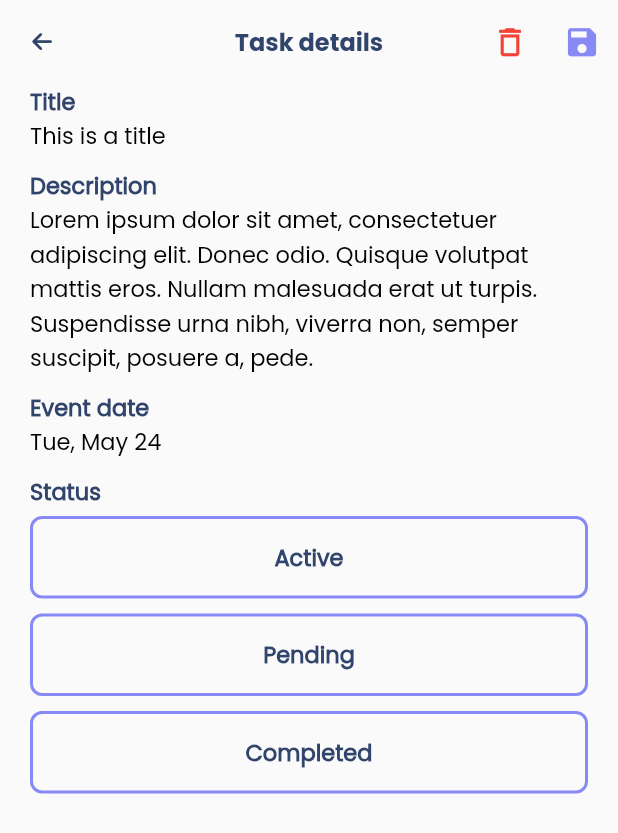
After one commit to WorkWithAfridi/Todoly-Flutter_ToDoApp, a Flutter app: the Mainframe screen opened by its route, after a tap on "Some important task that needs attentati", on a phone screen of 412 x 824 dp. The commit adds this screen. Shown: the top 833 px of the screen. Run offline on Flutter 3.47's test engine with Material 2 defaults, Android fonts, the phone set to English and light mode, and no system bars; our stand-ins replace font_awesome_flutter, get, get_storage, lottie, timeago; accounts and stored records are empty; network calls fail.

Commit message:
Minor UI changes and added Task details page

```diff
--- a/lib/app/modules/Home/views/mainframe.dart
+++ b/lib/app/modules/Home/views/mainframe.dart
@@ -3,6 +3,8 @@ import 'package:get/get.dart';
 import 'package:todoly/app/data/globalConstants.dart';
 import 'package:todoly/app/modules/Home/Controller/homeModuleController.dart';
 import 'package:todoly/app/modules/Home/views/pagesOnMainframe/dashboard.dart';
+
+import '../../../globalWidgets/textField.dart';
 
 class Mainframe extends StatelessWidget {
   Mainframe({Key? key}) : super(key: key);
@@ -32,7 +34,18 @@ class Mainframe extends StatelessWidget {
           ],
         ),
       ),
-      bottomNavigationBar: Obx(() {
+      bottomNavigationBar: getBottonNavigationBar(),
+      floatingActionButton: FloatingActionButton(
+        onPressed: showAddATaskDialogPopUp,
+        backgroundColor: primaryColor,
+        child: const Icon(Icons.add),
+      ),
+      floatingActionButtonLocation: FloatingActionButtonLocation.centerDocked,
+    );
+  }
+
+  Obx getBottonNavigationBar() {
+    return Obx(() {
       return BottomNavigationBar(
         type: BottomNavigationBarType.fixed,
         selectedItemColor: secondaryColor,
@@ -41,21 +54,17 @@ class Mainframe extends StatelessWidget {
         elevation: 6,
         currentIndex: controller.currentPageIndexOnMainframe.value,
         onTap: (value) {
-            if (value == 2) {
-              controller.addATaskDialogPopUp();
-            } else {
           controller.currentPageIndexOnMainframe.value = value;
           controller.mainframePageController.animateToPage(
-                controller.currentPageIndexOnMainframe.value,
+            value,
             duration: customDuration,
             curve: Curves.linearToEaseOut,
           );
-            }
         },
         items: [
           BottomNavigationBarItem(
             icon: Icon(
-                Icons.home,
+              Icons.checklist,
               color: controller.currentPageIndexOnMainframe.value == 0
                   ? primaryColor
                   : greyColor,
@@ -71,18 +80,135 @@ class Mainframe extends StatelessWidget {
             ),
             label: "Completed",
           ),
-            BottomNavigationBarItem(
-              icon: Icon(
-                Icons.add,
-                color: controller.currentPageIndexOnMainframe.value == 2
-                    ? primaryColor
-                    : greyColor,
+        ],
+      );
+    });
+  }
+
+  void showAddATaskDialogPopUp() {
+    Get.defaultDialog(
+      title: "Adding a Task",
+      titleStyle: boldTS25.copyWith(fontSize: 18),
+      cancel: GestureDetector(
+        onTap: () {
+          Get.back();
+        },
+        child: Text(
+          'Cancel  ',
+          style: boldTS25.copyWith(
+            fontSize: 18,
+            color: Colors.red,
           ),
-              label: "Add a Task",
+        ),
+      ),
+      onConfirm: () {},
+      confirm: Text(
+        "  Save",
+        style: boldTS25.copyWith(fontSize: 18),
+      ),
+      content: Container(
+        width: Get.width * .85,
+        padding: const EdgeInsets.symmetric(
+          horizontal: 10,
+        ),
+        child: Column(
+          mainAxisAlignment: MainAxisAlignment.start,
+          crossAxisAlignment: CrossAxisAlignment.start,
+          children: [
+            Text(
+              'Title',
+              style: defaultTS.copyWith(
+                color: darkBlueColor,
+                fontWeight: FontWeight.w800,
+              ),
+            ),
+            const SizedBox(
+              height: 5,
+            ),
+            CustomTextField(
+              TEC: controller.addATaskTitleTEC,
+              hint: "Enter a title",
+              textInputType: TextInputType.text,
+              maxLines: 1,
+            ),
+            const SizedBox(
+              height: 10,
+            ),
+            Text(
+              'Description',
+              style: defaultTS.copyWith(
+                color: darkBlueColor,
+                fontWeight: FontWeight.w800,
+              ),
+            ),
+            const SizedBox(
+              height: 5,
+            ),
+            CustomTextField(
+              TEC: controller.addATaskDescriptionTEC,
+              hint: "Enter a description",
+              textInputType: TextInputType.text,
+              maxLines: 5,
+            ),
+            const SizedBox(
+              height: 10,
+            ),
+            Text(
+              'Event date',
+              style: defaultTS.copyWith(
+                color: darkBlueColor,
+                fontWeight: FontWeight.w800,
+              ),
+            ),
+            const SizedBox(
+              height: 5,
+            ),
+            Row(
+              children: [
+                Container(
+                  width: 100,
+                  height: 40,
+                  decoration: BoxDecoration(
+                    borderRadius: BorderRadius.circular(8),
+                    color: primaryColor,
+                  ),
+                  alignment: Alignment.center,
+                  child: Text(
+                    "Today",
+                    style: defaultTS.copyWith(
+                      fontWeight: FontWeight.w800,
+                      color: whiteColor,
+                    ),
+                  ),
+                ),
+                const SizedBox(
+                  width: 10,
+                ),
+                Container(
+                  width: 100,
+                  height: 40,
+                  decoration: BoxDecoration(
+                    borderRadius: BorderRadius.circular(8),
+                    color: primaryColor,
+                  ),
+                  alignment: Alignment.center,
+                  child: Text(
+                    "Schedule",
+                    style: defaultTS.copyWith(
+                      fontWeight: FontWeight.w800,
+                      color: whiteColor,
+                    ),
+                  ),
                 ),
               ],
-        );
-      }),
+            ),
+            const SizedBox(
+              height: 5,
+            ),
+          ],
+        ),
+      ),
+      radius: 8,
     );
   }
 }
--- a/lib/app/modules/Home/views/pagesOnMainframe/dashboard.dart
+++ b/lib/app/modules/Home/views/pagesOnMainframe/dashboard.dart
@@ -29,7 +29,7 @@ class Dashboard extends StatelessWidget {
               getPendingToDoList(),
               getCompletedToDoList(),
               const SizedBox(
-                height: 10,
+                height: 25,
               ),
             ],
           ),
--- /dev/null
+++ b/lib/app/modules/Home/views/showTaskDetailsScreen.dart
@@ -0,0 +1,173 @@
+import 'package:flutter/material.dart';
+import 'package:font_awesome_flutter/font_awesome_flutter.dart';
+import 'package:get/get.dart';
+import 'package:intl/intl.dart';
+
+import '../../../data/globalConstants.dart';
+import '../../../globalWidgets/customBackButton.dart';
+
+class ShowTaskDetailsScreen extends StatelessWidget {
+  const ShowTaskDetailsScreen({Key? key}) : super(key: key);
+
+  @override
+  Widget build(BuildContext context) {
+    return Scaffold(
+      appBar: AppBar(
+        title: Text(
+          "Task details",
+          style: boldTS25.copyWith(
+            fontSize: 16,
+          ),
+        ),
+        leading: CustomBackButton(),
+        backgroundColor: whiteColor,
+        centerTitle: true,
+        elevation: 0,
+        actions: [
+          IconButton(
+            onPressed: () {},
+            icon: const Icon(
+              Icons.delete_outline,
+              color: Colors.red,
+              size: 25,
+            ),
+          ),
+          IconButton(
+            onPressed: () {},
+            icon: const Icon(
+              Icons.save,
+              color: primaryColor,
+              size: 25,
+            ),
+          ),
+        ],
+      ),
+      body: Container(
+        height: Get.height,
+        width: Get.width,
+        padding: EdgeInsets.symmetric(horizontal: 20),
+        child: SingleChildScrollView(
+          physics: const BouncingScrollPhysics(),
+          child: Column(
+            mainAxisAlignment: MainAxisAlignment.start,
+            crossAxisAlignment: CrossAxisAlignment.start,
+            children: [
+              Text(
+                'Title',
+                style: defaultTS.copyWith(
+                  color: darkBlueColor,
+                  fontWeight: FontWeight.w800,
+                ),
+              ),
+              Text('This is a title', style: defaultTS),
+              const SizedBox(
+                height: 10,
+              ),
+              Text(
+                'Description',
+                style: defaultTS.copyWith(
+                  color: darkBlueColor,
+                  fontWeight: FontWeight.w800,
+                ),
+              ),
+              Text(
+                'Lorem ipsum dolor sit amet, consectetuer adipiscing elit. Donec odio. Quisque volutpat mattis eros. Nullam malesuada erat ut turpis. Suspendisse urna nibh, viverra non, semper suscipit, posuere a, pede.',
+                style: defaultTS,
+              ),
+              const SizedBox(
+                height: 10,
+              ),
+              Text(
+                'Event date',
+                style: defaultTS.copyWith(
+                  color: darkBlueColor,
+                  fontWeight: FontWeight.w800,
+                ),
+              ),
+              Text(
+                "${DateFormat.MMMEd().format(DateTime.now())}",
+                style: defaultTS,
+              ),
+              const SizedBox(
+                height: 10,
+              ),
+              Text(
+                'Status',
+                style: defaultTS.copyWith(
+                  color: darkBlueColor,
+                  fontWeight: FontWeight.w800,
+                ),
+              ),
+              const SizedBox(
+                height: 5,
+              ),
+              Container(
+                height: 55,
+                width: Get.width,
+                decoration: BoxDecoration(
+                  borderRadius: BorderRadius.circular(8),
+                  border: Border.all(
+                    color: primaryColor,
+                    width: 2,
+                  ),
+                ),
+                alignment: Alignment.center,
+                child: Text(
+                  'Active',
+                  style: defaultTS.copyWith(
+                    fontWeight: FontWeight.w800,
+                    color: darkBlueColor,
+                  ),
+                ),
+              ),
+              const SizedBox(
+                height: 10,
+              ),
+              Container(
+                height: 55,
+                width: Get.width,
+                decoration: BoxDecoration(
+                  borderRadius: BorderRadius.circular(8),
+                  border: Border.all(
+                    color: primaryColor,
+                    width: 2,
+                  ),
+                ),
+                alignment: Alignment.center,
+                child: Text(
+                  'Pending',
+                  style: defaultTS.copyWith(
+                    fontWeight: FontWeight.w800,
+                    color: darkBlueColor,
+                  ),
+                ),
+              ),
+              const SizedBox(
+                height: 10,
+              ),
+              Container(
+                height: 55,
+                width: Get.width,
+                decoration: BoxDecoration(
+                  borderRadius: BorderRadius.circular(8),
+                  border: Border.all(
+                    color: primaryColor,
+                    width: 2,
+                  ),
+                ),
+                alignment: Alignment.center,
+                child: Text(
+                  'Completed',
+                  style: defaultTS.copyWith(
+                    fontWeight: FontWeight.w800,
+                    color: darkBlueColor,
+                  ),
+                ),
+              ),
+            ],
+          ),
+        ),
+      ),
+    );
+  }
+}
--- a/lib/app/modules/Home/widgets/todoCard.dart
+++ b/lib/app/modules/Home/widgets/todoCard.dart
@@ -1,6 +1,7 @@
 import 'package:flutter/material.dart';
 import 'package:font_awesome_flutter/font_awesome_flutter.dart';
 import 'package:get/get.dart';
+import 'package:todoly/app/modules/Home/views/showTaskDetailsScreen.dart';
 
 import '../../../data/globalConstants.dart';
 import 'package:timeago/timeago.dart' as timeago;
@@ -10,7 +11,11 @@ class ToDoCard extends StatelessWidget {
 
   @override
   Widget build(BuildContext context) {
-    return Padding(
+    return GestureDetector(
+      onTap: () {
+        Get.to(() => ShowTaskDetailsScreen());
+      },
+      child: Padding(
         padding: const EdgeInsets.only(bottom: 3),
         child: Card(
           shape: RoundedRectangleBorder(borderRadius: BorderRadius.circular(8)),
@@ -48,6 +53,7 @@ class ToDoCard extends StatelessWidget {
             ),
           ),
         ),
+      ),
     );
   }
 }
--- a/lib/main.dart
+++ b/lib/main.dart
@@ -1,10 +1,12 @@
 import 'package:flutter/material.dart';
 import 'package:flutter/widgets.dart';
 import 'package:get/get.dart';
+import 'package:get_storage/get_storage.dart';
 import 'package:todoly/app/data/globalConstants.dart';
 import 'package:todoly/app/routes/routes.dart';
 
-void main() {
+main() async {
+  await GetStorage.init();
   runApp(TodolyApp());
 }
 
--- a/pubspec.yaml
+++ b/pubspec.yaml
@@ -35,6 +35,7 @@ dependencies:
   # Use with the CupertinoIcons class for iOS style icons.
   cupertino_icons: ^1.0.2
   get: any
+  get_storage: any
   firebase_auth: any
   firebase_core: any
   lottie: any
```
Also changed, not shown: lib/app/modules/Home/Controller/homeModuleController.dart (+0 -125 lines), lib/app/modules/introduction/controllers/introductionModuleController.dart (+17 -1 lines), lib/app/modules/Home/views/pagesOnMainframe/completed.dart (added), pubspec.lock. Lines whose indentation alone changed are shown as unchanged.
